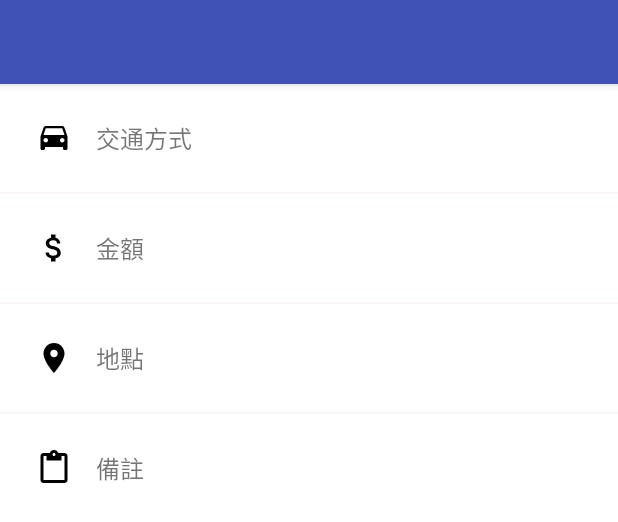
After one commit to hungyanbin/ThailandTrip, an Android app: the layout fragment_schedule.xml on its own in the app's theme, with its tools: preview values and no code run, on a phone screen of 412 x 824 dp. The commit adds this screen. Shown: the top 522 px of the screen. Run offline under Robolectric (Android 15) with nearby library versions, the phone set to English and light mode, and no system bars.

Commit message:
add schedulePage

```diff
--- a/app/src/main/java/com/yanin/thailandtrip/Schedule.java
+++ b/app/src/main/java/com/yanin/thailandtrip/Schedule.java
@@ -8,14 +8,20 @@ public class Schedule {
     private String startTime;
     private String endTime;
     private String type;
+    private String latitude;
+    private String longitude;
+    private String note;
 
-    public Schedule(long id, String title, String transport, String startTime, String endTime, String type) {
+    public Schedule(long id, String title, String transport, String startTime, String endTime, String type, String latitude, String longitude, String note) {
         this.id = id;
         this.title = title;
         this.transport = transport;
         this.startTime = startTime;
         this.endTime = endTime;
         this.type = type;
+        this.latitude = latitude;
+        this.longitude = longitude;
+        this.note = note;
     }
 
     public long getId() {
@@ -42,6 +48,18 @@ public class Schedule {
         return type;
     }
 
+    public String getLatitude() {
+        return latitude;
+    }
+
+    public String getLongitude() {
+        return longitude;
+    }
+
+    public String getNote() {
+        return note;
+    }
+
     @Override
     public String toString() {
         final StringBuilder sb = new StringBuilder("Schedule{");
@@ -51,6 +69,9 @@ public class Schedule {
         sb.append(", startTime='").append(startTime).append('\'');
         sb.append(", endTime='").append(endTime).append('\'');
         sb.append(", type='").append(type).append('\'');
+        sb.append(", latitude='").append(latitude).append('\'');
+        sb.append(", longitude='").append(longitude).append('\'');
+        sb.append(", note='").append(note).append('\'');
         sb.append('}');
         return sb.toString();
     }
--- a/app/src/main/java/com/yanin/thailandtrip/ScheduleFactory.java
+++ b/app/src/main/java/com/yanin/thailandtrip/ScheduleFactory.java
@@ -7,7 +7,13 @@ public class ScheduleFactory {
 
     public List<Schedule> getAllSchedules(){
         List<Schedule> schedules = new ArrayList<>();
-        schedules.add(new Schedule(0, "鄭王廟", "搭船", "2016-12-14 12:30", "2016-12-14 13:30", "free"));
+        schedules.add(new Schedule(0, "經濟入門夜遊選 - 昭披耶公主號", "搭船到Marine Department(N4)",
+                "2016-12-15 19:00", "2016-12-15 22:00", "paid", "13.7307015","100.5111443",
+                "上船地點：曼谷、River City 1號碼頭。\n" +
+                "航班：19:45。（請選「第一場」。）\n" +
+                "報到時間：19:00-19:30。\n" +
+                "航程時間：105分鐘-120分鐘。\n" +
+                "用餐方式：國際自助百匯。"));
         return schedules;
     }
 }
--- /dev/null
+++ b/app/src/main/res/drawable/ic_location.xml
@@ -0,0 +1,9 @@
+<vector xmlns:android="http://schemas.android.com/apk/res/android"
+        android:width="24dp"
+        android:height="24dp"
+        android:viewportWidth="24.0"
+        android:viewportHeight="24.0">
+    <path
+        android:fillColor="#FF000000"
+        android:pathData="M12,2C8.13,2 5,5.13 5,9c0,5.25 7,13 7,13s7,-7.75 7,-13c0,-3.87 -3.13,-7 -7,-7zM12,11.5c-1.38,0 -2.5,-1.12 -2.5,-2.5s1.12,-2.5 2.5,-2.5 2.5,1.12 2.5,2.5 -1.12,2.5 -2.5,2.5z"/>
+</vector>
--- /dev/null
+++ b/app/src/main/res/drawable/ic_money.xml
@@ -0,0 +1,9 @@
+<vector xmlns:android="http://schemas.android.com/apk/res/android"
+        android:width="24dp"
+        android:height="24dp"
+        android:viewportWidth="24.0"
+        android:viewportHeight="24.0">
+    <path
+        android:fillColor="#FF000000"
+        android:pathData="M11.8,10.9c-2.27,-0.59 -3,-1.2 -3,-2.15 0,-1.09 1.01,-1.85 2.7,-1.85 1.78,0 2.44,0.85 2.5,2.1h2.21c-0.07,-1.72 -1.12,-3.3 -3.21,-3.81V3h-3v2.16c-1.94,0.42 -3.5,1.68 -3.5,3.61 0,2.31 1.91,3.46 4.7,4.13 2.5,0.6 3,1.48 3,2.41 0,0.69 -0.49,1.79 -2.7,1.79 -2.06,0 -2.87,-0.92 -2.98,-2.1h-2.2c0.12,2.19 1.76,3.42 3.68,3.83V21h3v-2.15c1.95,-0.37 3.5,-1.5 3.5,-3.55 0,-2.84 -2.43,-3.81 -4.7,-4.4z"/>
+</vector>
--- /dev/null
+++ b/app/src/main/res/drawable/ic_note.xml
@@ -0,0 +1,9 @@
+<vector xmlns:android="http://schemas.android.com/apk/res/android"
+        android:width="24dp"
+        android:height="24dp"
+        android:viewportWidth="24.0"
+        android:viewportHeight="24.0">
+    <path
+        android:fillColor="#FF000000"
+        android:pathData="M19,2h-4.18C14.4,0.84 13.3,0 12,0c-1.3,0 -2.4,0.84 -2.82,2L5,2c-1.1,0 -2,0.9 -2,2v16c0,1.1 0.9,2 2,2h14c1.1,0 2,-0.9 2,-2L21,4c0,-1.1 -0.9,-2 -2,-2zM12,2c0.55,0 1,0.45 1,1s-0.45,1 -1,1 -1,-0.45 -1,-1 0.45,-1 1,-1zM19,20L5,20L5,4h2v3h10L17,4h2v16z"/>
+</vector>
--- /dev/null
+++ b/app/src/main/res/drawable/ic_transport.xml
@@ -0,0 +1,9 @@
+<vector xmlns:android="http://schemas.android.com/apk/res/android"
+        android:width="24dp"
+        android:height="24dp"
+        android:viewportWidth="24.0"
+        android:viewportHeight="24.0">
+    <path
+        android:fillColor="#FF000000"
+        android:pathData="M18.92,5.01C18.72,4.42 18.16,4 17.5,4h-11c-0.66,0 -1.21,0.42 -1.42,1.01L3,11v8c0,0.55 0.45,1 1,1h1c0.55,0 1,-0.45 1,-1v-1h12v1c0,0.55 0.45,1 1,1h1c0.55,0 1,-0.45 1,-1v-8l-2.08,-5.99zM6.5,15c-0.83,0 -1.5,-0.67 -1.5,-1.5S5.67,12 6.5,12s1.5,0.67 1.5,1.5S7.33,15 6.5,15zM17.5,15c-0.83,0 -1.5,-0.67 -1.5,-1.5s0.67,-1.5 1.5,-1.5 1.5,0.67 1.5,1.5 -0.67,1.5 -1.5,1.5zM5,10l1.5,-4.5h11L19,10L5,10z"/>
+</vector>
--- /dev/null
+++ b/app/src/main/res/layout/fragment_schedule.xml
@@ -0,0 +1,122 @@
+<?xml version="1.0" encoding="utf-8"?>
+<LinearLayout xmlns:android="http://schemas.android.com/apk/res/android"
+    android:orientation="vertical" android:layout_width="match_parent"
+    android:layout_height="match_parent">
+
+    <android.support.design.widget.AppBarLayout
+        android:layout_width="match_parent"
+        android:layout_height="wrap_content">
+        <android.support.v7.widget.Toolbar
+            android:id="@+id/toolbar"
+            android:layout_width="match_parent"
+            android:layout_height="wrap_content"/>
+
+    </android.support.design.widget.AppBarLayout>
+
+    <LinearLayout
+        android:layout_width="match_parent"
+        android:layout_height="wrap_content"
+        android:background="@color/white"
+        android:orientation="horizontal"
+        android:paddingBottom="@dimen/gap_3x"
+        android:paddingTop="@dimen/gap_3x">
+
+        <ImageView
+            android:layout_width="wrap_content"
+            android:layout_height="wrap_content"
+            android:layout_marginStart="@dimen/gap_3x"
+            android:layout_marginEnd="@dimen/gap_2x"
+            android:contentDescription="@string/schedule_transport"
+            android:src="@drawable/ic_transport" />
+
+        <TextView
+            android:id="@+id/txtTransport"
+            android:layout_width="wrap_content"
+            android:layout_height="wrap_content"
+            android:layout_gravity="center"
+            android:textSize="@dimen/schedule_itemTextSize"
+            android:text="@string/schedule_transport" />
+    </LinearLayout>
+
+    <View style="@style/Divider_Horizontal" />
+
+    <LinearLayout
+        android:layout_width="match_parent"
+        android:layout_height="wrap_content"
+        android:background="@color/white"
+        android:orientation="horizontal"
+        android:paddingBottom="@dimen/gap_3x"
+        android:paddingTop="@dimen/gap_3x">
+
+        <ImageView
+            android:layout_width="wrap_content"
+            android:layout_height="wrap_content"
+            android:layout_marginStart="@dimen/gap_3x"
+            android:layout_marginEnd="@dimen/gap_2x"
+            android:contentDescription="@string/schedule_money"
+            android:src="@drawable/ic_money" />
+
+        <TextView
+            android:id="@+id/txtMoney"
+            android:layout_width="wrap_content"
+            android:layout_height="wrap_content"
+            android:layout_gravity="center"
+            android:textSize="@dimen/schedule_itemTextSize"
+            android:text="@string/schedule_money" />
+    </LinearLayout>
+
+    <View style="@style/Divider_Horizontal" />
+
+    <LinearLayout
+        android:layout_width="match_parent"
+        android:layout_height="wrap_content"
+        android:background="@color/white"
+        android:orientation="horizontal"
+        android:paddingBottom="@dimen/gap_3x"
+        android:paddingTop="@dimen/gap_3x">
+
+        <ImageView
+            android:layout_width="wrap_content"
+            android:layout_height="wrap_content"
+            android:layout_marginStart="@dimen/gap_3x"
+            android:layout_marginEnd="@dimen/gap_2x"
+            android:contentDescription="@string/schedule_location"
+            android:src="@drawable/ic_location" />
+
+        <TextView
+            android:id="@+id/txtLocation"
+            android:layout_width="wrap_content"
+            android:layout_height="wrap_content"
+            android:layout_gravity="center"
+            android:textSize="@dimen/schedule_itemTextSize"
+            android:text="@string/schedule_location" />
+    </LinearLayout>
+
+    <View style="@style/Divider_Horizontal" />
+
+    <LinearLayout
+        android:layout_width="match_parent"
+        android:layout_height="wrap_content"
+        android:background="@color/white"
+        android:orientation="horizontal"
+        android:paddingBottom="@dimen/gap_3x"
+        android:paddingTop="@dimen/gap_3x">
+
+        <ImageView
+            android:layout_width="wrap_content"
+            android:layout_height="wrap_content"
+            android:layout_marginStart="@dimen/gap_3x"
+            android:layout_marginEnd="@dimen/gap_2x"
+            android:contentDescription="@string/schedule_note"
+            android:src="@drawable/ic_note" />
+
+        <TextView
+            android:id="@+id/txtNote"
+            android:layout_width="wrap_content"
+            android:layout_height="wrap_content"
+            android:layout_gravity="center"
+            android:textSize="@dimen/schedule_itemTextSize"
+            android:text="@string/schedule_note" />
+    </LinearLayout>
+
+</LinearLayout>
--- a/app/src/main/res/values/colors.xml
+++ b/app/src/main/res/values/colors.xml
@@ -5,4 +5,6 @@
     <color name="colorAccent">#FF4081</color>
 
     <color name="white">#FFFFFF</color>
+    <color name="main_background">#faf7f5</color>
+
 </resources>
--- a/app/src/main/res/values/dimens.xml
+++ b/app/src/main/res/values/dimens.xml
@@ -6,4 +6,9 @@
     <dimen name="activity_horizontal_margin">16dp</dimen>
     <dimen name="activity_vertical_margin">16dp</dimen>
     <dimen name="fab_margin">16dp</dimen>
+
+    <dimen name="schedule_itemTextSize">16sp</dimen>
+
+    <dimen name="gap_2x">16dp</dimen>
+    <dimen name="gap_3x">24dp</dimen>
 </resources>
--- a/app/src/main/res/values/strings.xml
+++ b/app/src/main/res/values/strings.xml
@@ -9,4 +9,9 @@
     <string name="calendar">行事曆</string>
     <string name="images">圖庫</string>
     <string name="map">地圖</string>
+
+    <string name="schedule_transport">交通方式</string>
+    <string name="schedule_money">金額</string>
+    <string name="schedule_location">地點</string>
+    <string name="schedule_note">備註</string>
 </resources>
--- a/app/src/main/res/values/styles.xml
+++ b/app/src/main/res/values/styles.xml
@@ -14,4 +14,10 @@
     <style name="AppTheme.AppBarOverlay" parent="ThemeOverlay.AppCompat.Dark.ActionBar" />
     <style name="AppTheme.PopupOverlay" parent="ThemeOverlay.AppCompat.Light" />
 
+    <style name="Divider_Horizontal">
+        <item name="android:layout_width">match_parent</item>
+        <item name="android:layout_height">1dp</item>
+        <item name="android:background">@color/main_background</item>
+    </style>
+
 </resources>
```
